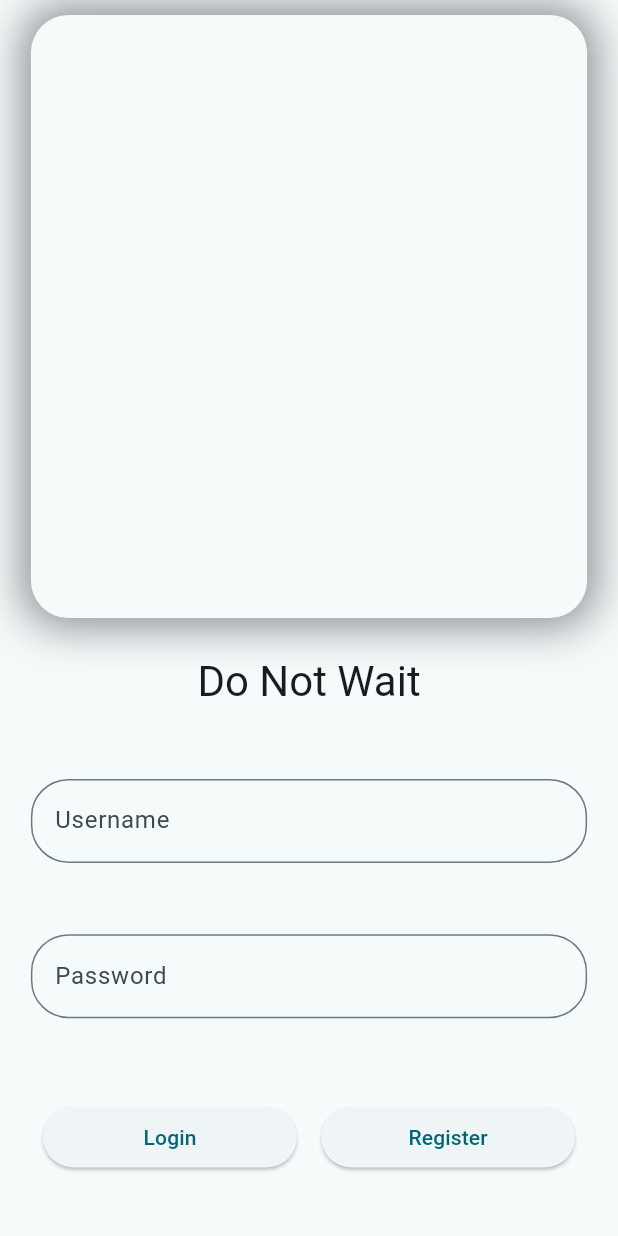
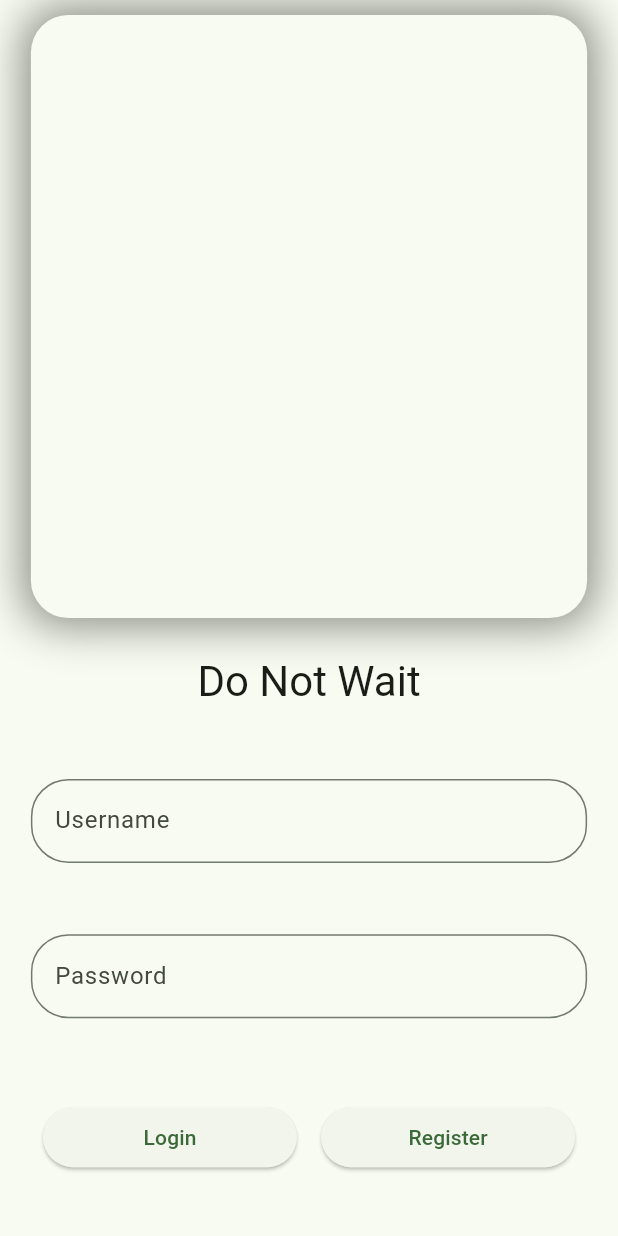
Before and after one commit to devpark435/DoNotWait, a Flutter app: the screen it shows after launch, on a phone screen of 412 x 824 dp. Run offline on Flutter 3.47's test engine with Material 2 defaults, Android fonts, the phone set to English and light mode, and no system bars; our stand-ins replace font_awesome_flutter.

Commit message:
modi #1 : modified seedColor

```diff
--- a/lib/main.dart
+++ b/lib/main.dart
@@ -13,7 +13,7 @@ class MyApp extends StatelessWidget {
     return MaterialApp(
       title: 'Flutter Demo',
       theme: ThemeData(
-        colorScheme: ColorScheme.fromSeed(seedColor: Colors.grey),
+        colorScheme: ColorScheme.fromSeed(seedColor: Colors.green),
         useMaterial3: true,
       ),
       home: const LoginScreen(),
```
